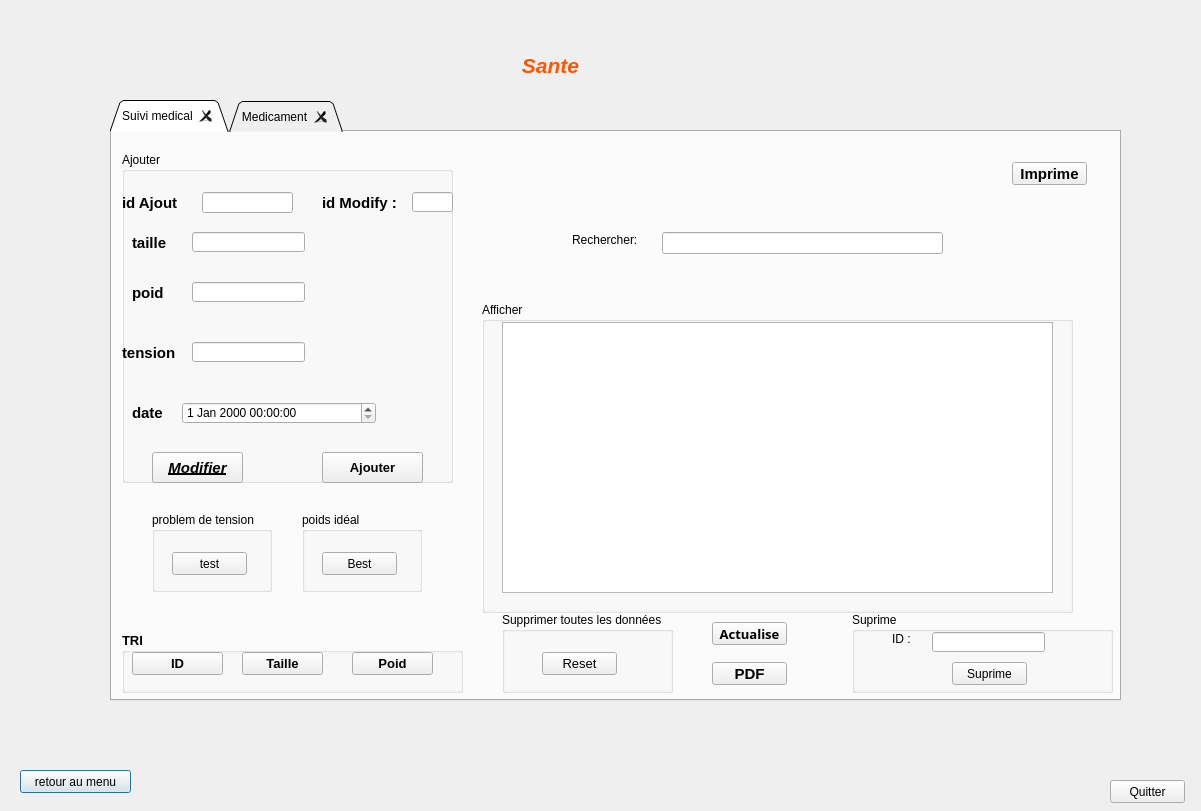
Old version of the form application_version_beta/sante.ui in the repository AzizBenIsmail/Projet_Parental_Monitoring_System_Qt.
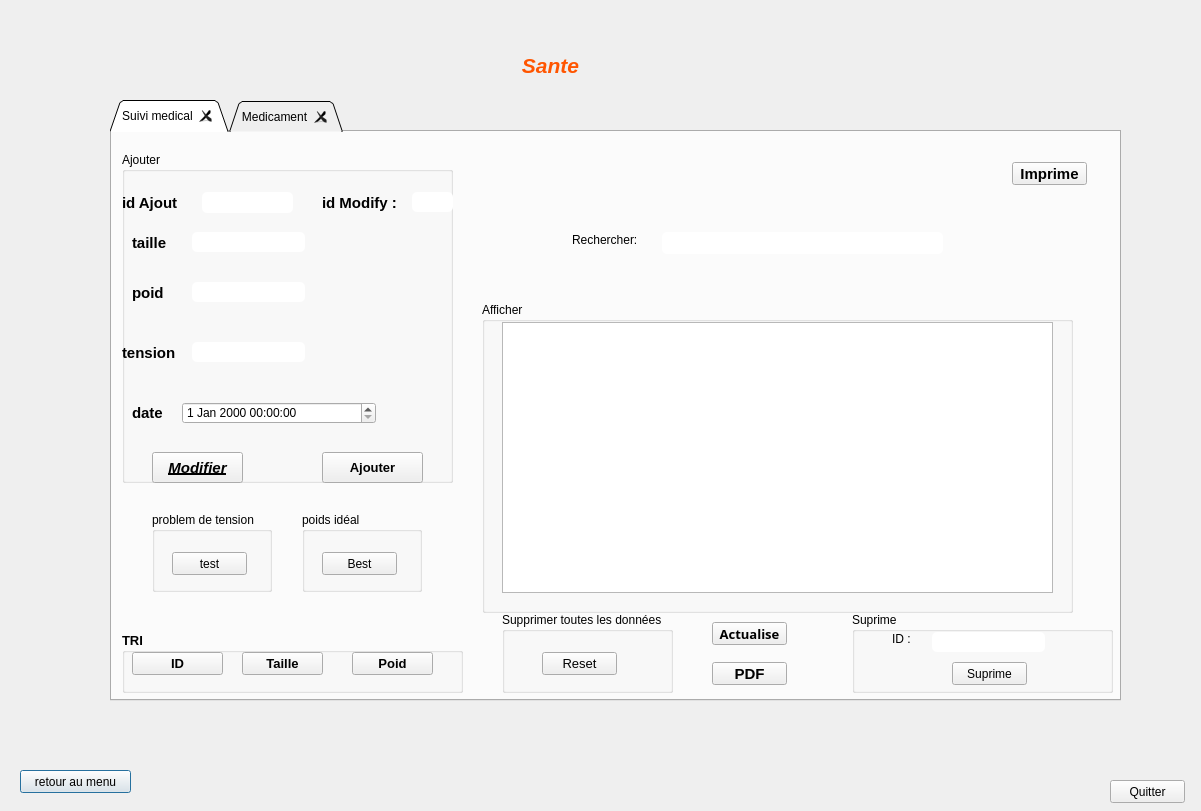
New version of the form. The open tabs and pages were chosen to show the change.

Diff of the .ui file:
```diff
--- a/application_version_beta/sante.ui
+++ b/application_version_beta/sante.ui
@@ -194,6 +194,26 @@
         <height>20</height>
        </rect>
       </property>
+      <property name="styleSheet">
+       <string notr="true">QLineEdit{
+    background-color: white;
+    box-shadow: 2px 0.5px 5px 1px inset black;
+    border-radius: 5px;
+    width: 70%;
+    padding-right: 10px;
+    padding-left: 10px;
+    text-align: left;
+    color: #000;
+    font-size:inherit;
+    font-family: Arial, Helvetica, sans-serif;  
+    font-weight:normal;
+    font-variant:normal;
+}
+QLineEdit::hover{  color: black ;
+background-color:orange;}
+QLineEdit::focus{  color: black ;
+background-color:white;}</string>
+      </property>
      </widget>
      <widget class="QLineEdit" name="_taille">
       <property name="geometry">
@@ -204,6 +224,26 @@
         <height>20</height>
        </rect>
       </property>
+      <property name="styleSheet">
+       <string notr="true">QLineEdit{
+    background-color: white;
+    box-shadow: 2px 0.5px 5px 1px inset black;
+    border-radius: 5px;
+    width: 70%;
+    padding-right: 10px;
+    padding-left: 10px;
+    text-align: left;
+    color: #000;
+    font-size:inherit;
+    font-family: Arial, Helvetica, sans-serif;  
+    font-weight:normal;
+    font-variant:normal;
+}
+QLineEdit::hover{  color: black ;
+background-color:orange;}
+QLineEdit::focus{  color: black ;
+background-color:white;}</string>
+      </property>
      </widget>
      <widget class="QLabel" name="label_5">
       <property name="geometry">
@@ -254,6 +294,26 @@
         <height>20</height>
        </rect>
       </property>
+      <property name="styleSheet">
+       <string notr="true">QLineEdit{
+    background-color: white;
+    box-shadow: 2px 0.5px 5px 1px inset black;
+    border-radius: 5px;
+    width: 70%;
+    padding-right: 10px;
+    padding-left: 10px;
+    text-align: left;
+    color: #000;
+    font-size:inherit;
+    font-family: Arial, Helvetica, sans-serif;  
+    font-weight:normal;
+    font-variant:normal;
+}
+QLineEdit::hover{  color: black ;
+background-color:orange;}
+QLineEdit::focus{  color: black ;
+background-color:white;}</string>
+      </property>
      </widget>
      <widget class="QPushButton" name="pushButton_ajout">
       <property name="geometry">
@@ -331,6 +391,26 @@
         <height>21</height>
        </rect>
       </property>
+      <property name="styleSheet">
+       <string notr="true">QLineEdit{
+    background-color: white;
+    box-shadow: 2px 0.5px 5px 1px inset black;
+    border-radius: 5px;
+    width: 70%;
+    padding-right: 10px;
+    padding-left: 10px;
+    text-align: left;
+    color: #000;
+    font-size:inherit;
+    font-family: Arial, Helvetica, sans-serif;  
+    font-weight:normal;
+    font-variant:normal;
+}
+QLineEdit::hover{  color: black ;
+background-color:orange;}
+QLineEdit::focus{  color: black ;
+background-color:white;}</string>
+      </property>
      </widget>
      <widget class="QLabel" name="label_12">
       <property name="geometry">
@@ -361,6 +441,26 @@
         <height>20</height>
        </rect>
       </property>
+      <property name="styleSheet">
+       <string notr="true">QLineEdit{
+    background-color: white;
+    box-shadow: 2px 0.5px 5px 1px inset black;
+    border-radius: 5px;
+    width: 70%;
+    padding-right: 10px;
+    padding-left: 10px;
+    text-align: left;
+    color: #000;
+    font-size:inherit;
+    font-family: Arial, Helvetica, sans-serif;  
+    font-weight:normal;
+    font-variant:normal;
+}
+QLineEdit::hover{  color: black ;
+background-color:orange;}
+QLineEdit::focus{  color: black ;
+background-color:white;}</string>
+      </property>
      </widget>
     </widget>
     <widget class="QGroupBox" name="groupBox">
@@ -397,6 +497,26 @@
         <height>20</height>
        </rect>
       </property>
+      <property name="styleSheet">
+       <string notr="true">QLineEdit{
+    background-color: white;
+    box-shadow: 2px 0.5px 5px 1px inset black;
+    border-radius: 5px;
+    width: 70%;
+    padding-right: 10px;
+    padding-left: 10px;
+    text-align: left;
+    color: #000;
+    font-size:inherit;
+    font-family: Arial, Helvetica, sans-serif;  
+    font-weight:normal;
+    font-variant:normal;
+}
+QLineEdit::hover{  color: black ;
+background-color:orange;}
+QLineEdit::focus{  color: black ;
+background-color:white;}</string>
+      </property>
      </widget>
      <widget class="QPushButton" name="pushButton_Sui">
       <property name="geometry">
@@ -620,6 +740,26 @@
        <height>22</height>
       </rect>
      </property>
+     <property name="styleSheet">
+      <string notr="true">QLineEdit{
+    background-color: white;
+    box-shadow: 2px 0.5px 5px 1px inset black;
+    border-radius: 5px;
+    width: 70%;
+    padding-right: 10px;
+    padding-left: 10px;
+    text-align: left;
+    color: #000;
+    font-size:inherit;
+    font-family: Arial, Helvetica, sans-serif;  
+    font-weight:normal;
+    font-variant:normal;
+}
+QLineEdit::hover{  color: black ;
+background-color:orange;}
+QLineEdit::focus{  color: black ;
+background-color:white;}</string>
+     </property>
     </widget>
     <widget class="QPushButton" name="pushButton_Actualise">
      <property name="geometry">
```
Left out of the diff: 140 changed lines with no effect on the pictures.
